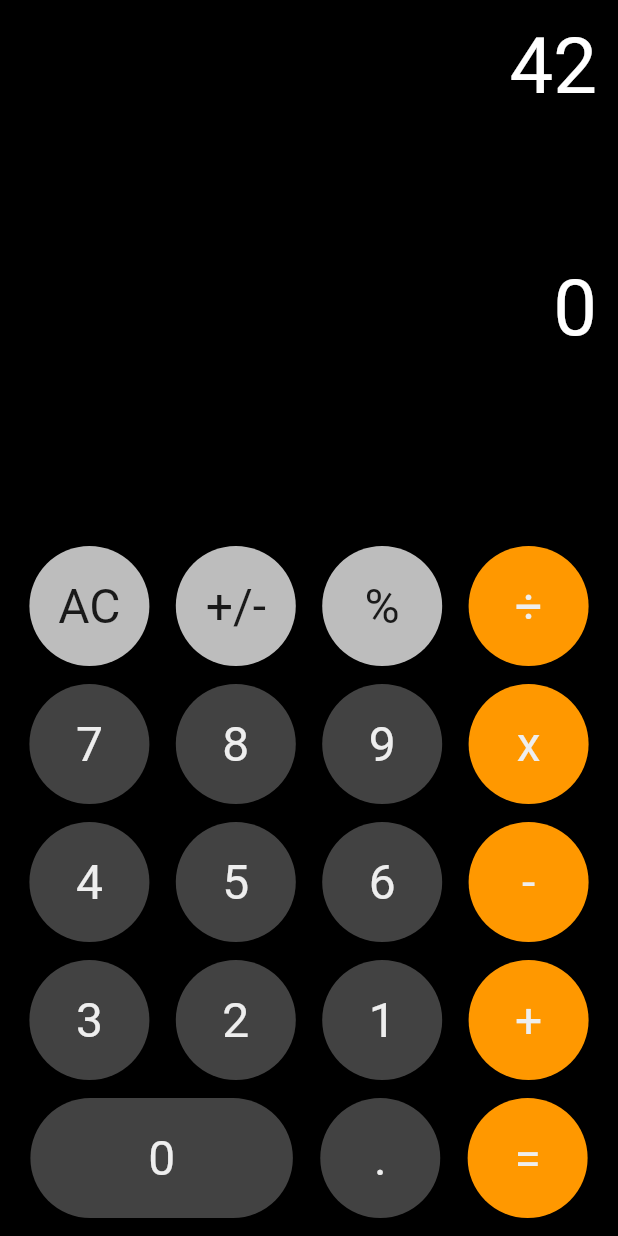
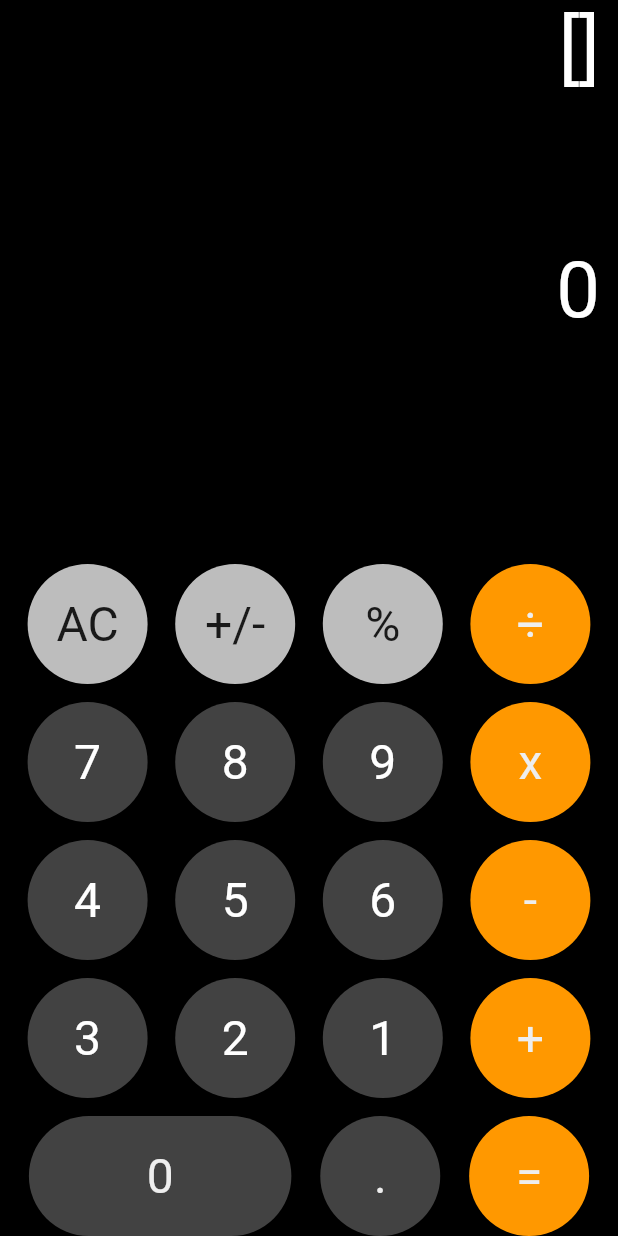
Before and after one commit to HeshmatGhaffariHadid/Apple-Calculator, a Flutter app: the screen it shows after launch, on a phone screen of 412 x 824 dp. Run offline on Flutter 3.47's test engine with Material 2 defaults, Android fonts, the phone set to English and light mode, and no system bars.

Commit message:
working on functionality

```diff
--- a/lib/clicks.dart
+++ b/lib/clicks.dart
@@ -1,31 +1,36 @@
 import 'package:flutter/material.dart';
 
+class NumberButtons extends StatelessWidget {
+   int value = 0;
+  static List<int> clickValue =[];
+  List <int> inputtedNum = [];
 
-class Clicks extends StatelessWidget {
-  late Color operationColor;
-  late Color containerColor;
-  late String operation;
-  Clicks(
-      {required this.operationColor,
-        required this.containerColor,
-        required this.operation});
+  NumberButtons({required this.value});
 
   @override
   Widget build(BuildContext context) {
     return GestureDetector(
-      onTap: () {},
+      onTap: () {
+
+        print('$value clicked');
+
+        if(value == 0 || value == 1 || value == 2 || value == 3 || value == 4 || value == 5 || value == 6 || value == 7 || value == 8 ||  value == 9){
+          inputtedNum.add(value);
+        }
+        clickValue = inputtedNum;
+      },
       child: Container(
         height: 80,
         width: 80,
         decoration: BoxDecoration(
-          color: containerColor,
+          color: Colors.grey.shade800,
           borderRadius: BorderRadius.circular(100),
         ),
         child: Center(
           child: Text(
-            operation,
+            value.toString(),
             style: TextStyle(
-              color: operationColor,
+              color: Colors.white,
               fontSize: 32,
             ),
           ),
--- a/lib/main.dart
+++ b/lib/main.dart
@@ -12,9 +12,20 @@ class HomePage extends StatefulWidget {
 }
 
 class _HomePageState extends State<HomePage> {
+
   int clickValue = 42;
   int answer = 0;
-  List<String> buttonValue = [];
+
+
+  String printValue (){
+    List<int> res = [];
+    setState(() {
+      for(int i = 0; i< NumberButtons.clickValue.length; i++){
+        res.add(NumberButtons.clickValue[i]);
+      }
+    });
+    return res.toString();
+  }
 
   @override
   Widget build(BuildContext context) {
@@ -23,8 +34,6 @@ class _HomePageState extends State<HomePage> {
       home: Scaffold(
         backgroundColor: Colors.black,
         body: SafeArea(
-          child: Padding(
-            padding: const EdgeInsets.symmetric(vertical: 12, horizontal: 2),
           child: Expanded(
             child: Column(
               children: [
@@ -41,7 +50,7 @@ class _HomePageState extends State<HomePage> {
                             mainAxisAlignment: MainAxisAlignment.end,
                             children: [
                               Text(
-                                  clickValue.toString(),
+                              printValue(),
                                 style: TextStyle(
                                     fontSize: 52, color: Colors.white),
                               ),
@@ -64,24 +73,23 @@ class _HomePageState extends State<HomePage> {
                     child: Column(
                       mainAxisAlignment: MainAxisAlignment.end,
                       children: [
-                          // SizedBox(height: 270),
 
                         Row(
                           mainAxisAlignment: MainAxisAlignment.spaceEvenly,
                           children: [
-                              Clicks(
+                            OperatorButtons(
                                 operationColor: Colors.black87,
                                 containerColor: Colors.grey.shade400,
                                 operation: 'AC'),
-                              Clicks(
+                            OperatorButtons(
                                 operationColor: Colors.black87,
                                 containerColor: Colors.grey.shade400,
                                 operation: '+/-'),
-                              Clicks(
+                            OperatorButtons(
                                 operationColor: Colors.black87,
                                 containerColor: Colors.grey.shade400,
                                 operation: '%'),
-                              Clicks(
+                            OperatorButtons(
                                 operationColor: Colors.grey.shade200,
                                 containerColor: Colors.orange,
                                 operation: '÷'),
@@ -91,19 +99,12 @@ class _HomePageState extends State<HomePage> {
                         Row(
                           mainAxisAlignment: MainAxisAlignment.spaceEvenly,
                           children: [
-                              Clicks(
-                                  operationColor: Colors.grey.shade200,
-                                  containerColor: Colors.grey.shade800,
-                                  operation: '7'),
-                              Clicks(
-                                  operationColor: Colors.grey.shade200,
-                                  containerColor: Colors.grey.shade800,
-                                  operation: '8'),
-                              Clicks(
-                                  operationColor: Colors.grey.shade200,
-                                  containerColor: Colors.grey.shade800,
-                                  operation: '9'),
-                              Clicks(
+                            NumberButtons(
+                              value: 7,
+                            ),
+                            NumberButtons(value: 8),
+                            NumberButtons(value: 9),
+                            OperatorButtons(
                                 operationColor: Colors.grey.shade200,
                                 containerColor: Colors.orange,
                                 operation: 'x'),
@@ -113,19 +114,10 @@ class _HomePageState extends State<HomePage> {
                         Row(
                           mainAxisAlignment: MainAxisAlignment.spaceEvenly,
                           children: [
-                              Clicks(
-                                  operationColor: Colors.grey.shade200,
-                                  containerColor: Colors.grey.shade800,
-                                  operation: '4'),
-                              Clicks(
-                                  operationColor: Colors.grey.shade200,
-                                  containerColor: Colors.grey.shade800,
-                                  operation: '5'),
-                              Clicks(
-                                  operationColor: Colors.grey.shade200,
-                                  containerColor: Colors.grey.shade800,
-                                  operation: '6'),
-                              Clicks(
+                            NumberButtons(value: 4),
+                            NumberButtons(value: 5),
+                            NumberButtons(value: 6),
+                            OperatorButtons(
                                 operationColor: Colors.grey.shade200,
                                 containerColor: Colors.orange,
                                 operation: '-'),
@@ -135,19 +127,10 @@ class _HomePageState extends State<HomePage> {
                         Row(
                           mainAxisAlignment: MainAxisAlignment.spaceEvenly,
                           children: [
-                              Clicks(
-                                  operationColor: Colors.grey.shade200,
-                                  containerColor: Colors.grey.shade800,
-                                  operation: '3'),
-                              Clicks(
-                                  operationColor: Colors.grey.shade200,
-                                  containerColor: Colors.grey.shade800,
-                                  operation: '2'),
-                              Clicks(
-                                  operationColor: Colors.grey.shade200,
-                                  containerColor: Colors.grey.shade800,
-                                  operation: '1'),
-                              Clicks(
+                            NumberButtons(value: 3),
+                            NumberButtons(value: 2),
+                            NumberButtons(value: 1),
+                            OperatorButtons(
                                 operationColor: Colors.grey.shade200,
                                 containerColor: Colors.orange,
                                 operation: '+'),
@@ -173,11 +156,11 @@ class _HomePageState extends State<HomePage> {
                                 ),
                               ),
                             ),
-                              Clicks(
+                            OperatorButtons(
                                 operationColor: Colors.grey.shade200,
                                 containerColor: Colors.grey.shade800,
                                 operation: '.'),
-                              Clicks(
+                            OperatorButtons(
                                 operationColor: Colors.grey.shade200,
                                 containerColor: Colors.orange,
                                 operation: '='),
@@ -192,18 +175,17 @@ class _HomePageState extends State<HomePage> {
           ),
         ),
       ),
-      ),
     );
   }
 }
 
-class OperationsClicks extends StatelessWidget {
-  late Color operatorColor;
+class OperatorButtons extends StatelessWidget {
+  late Color operationColor;
   late Color containerColor;
   late String operation;
 
-  OperationsClicks(
-      {required this.operatorColor,
+  OperatorButtons(
+      {required this.operationColor,
       required this.containerColor,
       required this.operation});
 
@@ -226,7 +208,7 @@ class OperationsClicks extends StatelessWidget {
           child: Text(
             operation,
             style: TextStyle(
-              color: operatorColor,
+              color: operationColor,
               fontSize: 32,
             ),
           ),
```
Lines whose indentation alone changed are shown as unchanged.
